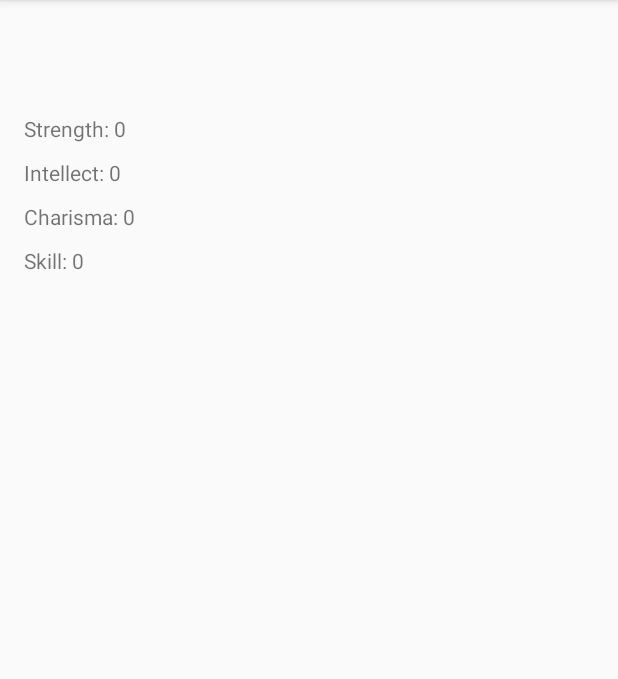
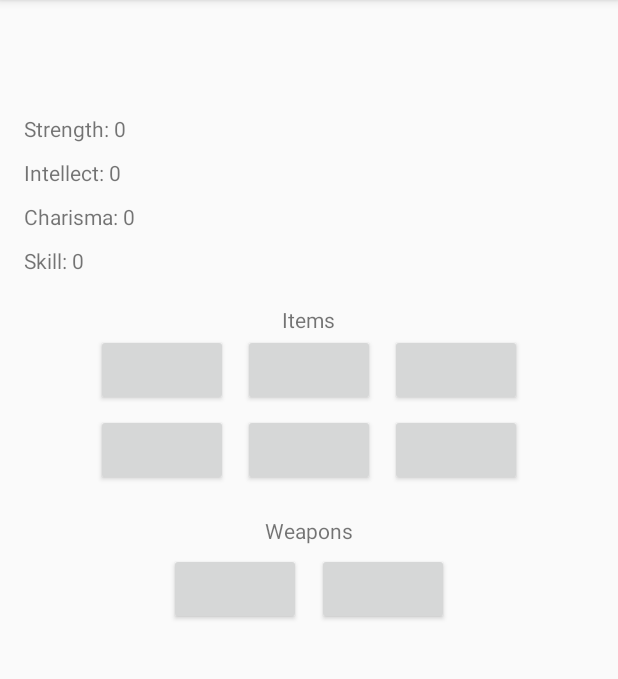
Before and after one commit to clickyclick/FriendshipRoyale, an Android app: the InventoryActivity screen opened directly, with no data from a screen before it, on a phone screen of 412 x 824 dp, the part 84-763 px from its top. Run offline under Robolectric (Android 15) with nearby library versions, the phone set to English and light mode, and no system bars; 1 statement that could not run was skipped.

Commit message:
v0.1/updooted inventory

```diff
--- a/app/src/main/res/layout/activity_inventory.xml
+++ b/app/src/main/res/layout/activity_inventory.xml
@@ -47,6 +47,102 @@
         android:layout_marginTop="10dp"
         android:text="@string/skill_0" />
 
+    <TextView
+        android:id="@+id/items"
+        android:layout_width="wrap_content"
+        android:layout_height="wrap_content"
+        android:layout_below="@+id/skill"
+        android:layout_marginTop="20dp"
+        android:layout_centerHorizontal="true"
+        android:text="@string/items" />
 
+    <Button
+        android:id="@+id/itembutton1"
+        android:layout_width="wrap_content"
+        android:layout_height="wrap_content"
+        android:layout_alignTop="@+id/itembutton2"
+        android:layout_toStartOf="@+id/itembutton2"
+        android:layout_marginEnd="10dp"
+        android:layout_toLeftOf="@+id/itembutton2"
+        android:layout_marginRight="10dp" />
+
+    <Button
+        android:id="@+id/itembutton2"
+        android:layout_width="wrap_content"
+        android:layout_height="wrap_content"
+        android:layout_below="@+id/items"
+        android:layout_centerInParent="true" />
+
+    <Button
+        android:id="@+id/itembutton3"
+        android:layout_width="wrap_content"
+        android:layout_height="wrap_content"
+        android:layout_alignTop="@+id/itembutton2"
+        android:layout_toEndOf="@+id/itembutton2"
+        android:layout_marginStart="10dp"
+        android:layout_toRightOf="@+id/itembutton2"
+        android:layout_marginLeft="10dp" />
+
+    <Button
+        android:id="@+id/itembutton4"
+        android:layout_width="wrap_content"
+        android:layout_height="wrap_content"
+        android:layout_alignStart="@+id/itembutton1"
+        android:layout_alignLeft="@+id/itembutton1"
+        android:layout_alignTop="@+id/itembutton5" />
+
+    <Button
+        android:id="@+id/itembutton5"
+        android:layout_width="wrap_content"
+        android:layout_height="wrap_content"
+        android:layout_below="@+id/itembutton2"
+        android:layout_marginTop="5dp"
+        android:layout_centerHorizontal="true" />
+
+    <Button
+        android:id="@+id/itembutton6"
+        android:layout_width="wrap_content"
+        android:layout_height="wrap_content"
+        android:layout_alignStart="@+id/itembutton3"
+        android:layout_alignLeft="@+id/itembutton1"
+        android:layout_alignTop="@+id/itembutton5" />
+
+    <TextView
+        android:id="@+id/textView2"
+        android:layout_width="wrap_content"
+        android:layout_height="wrap_content"
+        android:layout_centerHorizontal="true"
+        android:layout_below="@+id/itembutton5"
+        android:layout_marginTop="20dp"
+        android:text="@string/weapons" />
+
+    <TextView
+        android:id="@+id/centerPoint"
+        android:text=""
+        android:layout_width="0dip"
+        android:layout_height="wrap_content"
+        android:layout_centerHorizontal="true"
+        android:layout_below="@+id/textView2"
+        android:layout_marginTop="5dp" />
+
+    <Button
+        android:id="@+id/weaponbutton2"
+        android:layout_width="wrap_content"
+        android:layout_height="wrap_content"
+        android:layout_alignTop="@+id/centerPoint"
+        android:layout_toStartOf="@+id/centerPoint"
+        android:layout_marginEnd="5dp"
+        android:layout_toLeftOf="@+id/centerPoint"
+        android:layout_marginRight="5dp" />
+
+    <Button
+        android:id="@+id/weaponbutton1"
+        android:layout_width="wrap_content"
+        android:layout_height="wrap_content"
+        android:layout_alignTop="@+id/centerPoint"
+        android:layout_toEndOf="@+id/centerPoint"
+        android:layout_marginStart="5dp"
+        android:layout_toRightOf="@+id/centerPoint"
+        android:layout_marginLeft="5dp" />
 
 </RelativeLayout>
--- a/app/src/main/res/values/strings.xml
+++ b/app/src/main/res/values/strings.xml
@@ -15,4 +15,7 @@
     <string name="intellect_0">Intellect: 0</string>
     <string name="charisma_0">Charisma: 0</string>
     <string name="skill_0">Skill: 0</string>
+    <string name="items">Items</string>
+    <string name="weapons">Weapons</string>
+
 </resources>
```
